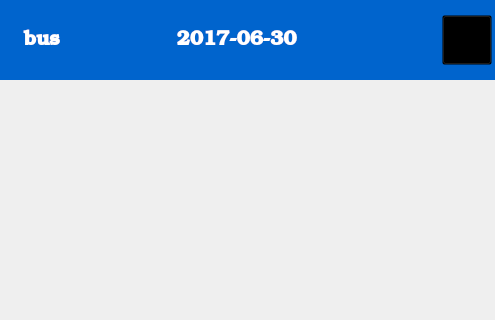
Old version of the form BusBar-Qt/mainwindow.ui in the repository luozhiyong131/BusBar; both pictures show x 528 to 1023 and y 0 to 320 of the 1023 by 600 pixel window.
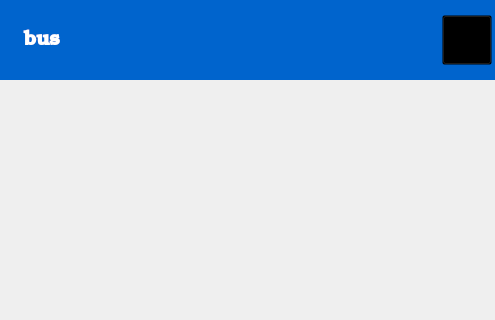
New version of the form. Icons and pictures are not drawn.

```diff
--- a/BusBar-Qt/mainwindow.ui
+++ b/BusBar-Qt/mainwindow.ui
@@ -127,20 +127,24 @@
         </widget>
        </item>
        <item>
-        <widget class="QLabel" name="timeLab">
-         <property name="font">
-          <font>
-           <family>URW Bookman L</family>
-           <pointsize>15</pointsize>
-           <weight>75</weight>
-           <bold>true</bold>
-          </font>
+        <widget class="QPushButton" name="timeBtn">
+         <property name="sizePolicy">
+          <sizepolicy hsizetype="Preferred" vsizetype="Preferred">
+           <horstretch>0</horstretch>
+           <verstretch>0</verstretch>
+          </sizepolicy>
+         </property>
+         <property name="focusPolicy">
+          <enum>Qt::NoFocus</enum>
          </property>
          <property name="text">
-          <string>2017-06-30 </string>
+          <string/>
          </property>
-         <property name="alignment">
-          <set>Qt::AlignCenter</set>
+         <property name="autoDefault">
+          <bool>false</bool>
+         </property>
+         <property name="flat">
+          <bool>true</bool>
          </property>
         </widget>
        </item>
```
